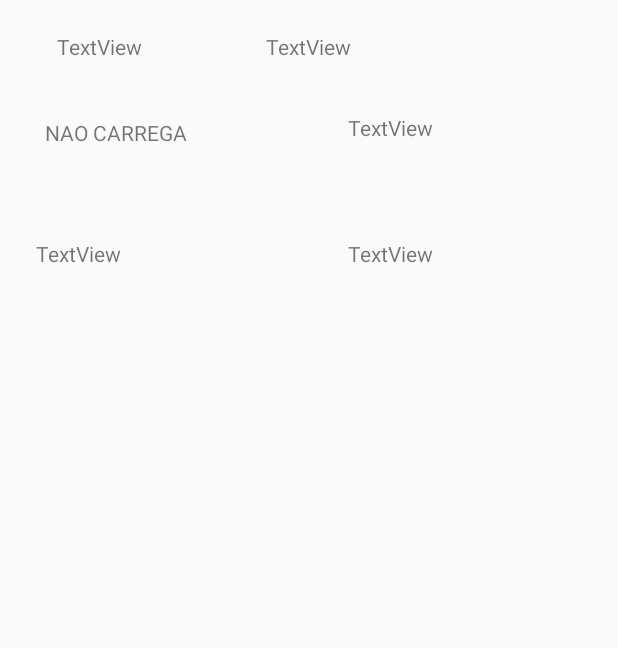
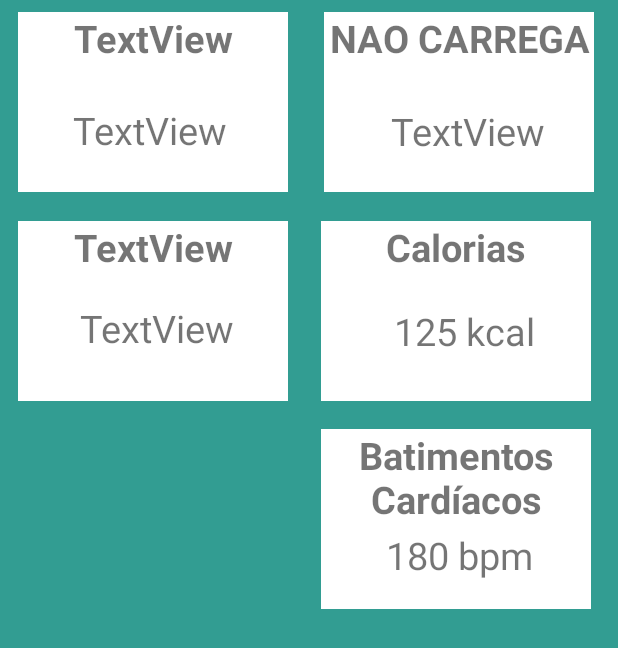
Before and after one commit to Badajaz/ActivityGO, an Android app: the layout fragment_run_estatistics.xml on its own in the app's theme, with its tools: preview values and no code run, on a phone screen of 412 x 824 dp. Shown: the top 648 px of the screen. Run offline under Robolectric (Android 15) with nearby library versions, the phone set to English and light mode, and no system bars.

Commit message:
Detalhes das Estatisticas - "Quadro" com os valores
Detalhes das Estatísticas quase completo - Falta fragmento com Google Maps

```diff
--- a/androidProjects - copia/app/src/main/res/layout/activity_login_screen.xml
+++ b/androidProjects - copia/app/src/main/res/layout/activity_login_screen.xml
@@ -5,8 +5,7 @@
     android:layout_width="match_parent"
     android:layout_height="match_parent"
     tools:context=".LoginScreen"
-    android:background="#329d92
-">
+    android:background="#329d92">
 
     <EditText
         android:id="@+id/usernameText"
--- a/androidProjects - copia/app/src/main/res/layout/fragment_run_estatistics.xml
+++ b/androidProjects - copia/app/src/main/res/layout/fragment_run_estatistics.xml
@@ -3,66 +3,164 @@
     xmlns:tools="http://schemas.android.com/tools"
     android:layout_width="match_parent"
     android:layout_height="match_parent"
-    tools:context=".RunEstatisticsFragment">
+    tools:context=".RunEstatisticsFragment"
+    android:background="#329d92">
 
     <!-- TODO: Update blank fragment layout -->
 
     <TextView
         android:id="@+id/duracaoEst"
-        android:layout_width="wrap_content"
-        android:layout_height="wrap_content"
+        android:layout_width="180dp"
+        android:layout_height="120dp"
         android:layout_alignTop="@+id/duracaoValue"
         android:layout_alignParentStart="true"
-        android:layout_marginStart="30dp"
-        android:layout_marginTop="3dp"
-        android:text="NAO CARREGA" />
+        android:layout_marginStart="216dp"
+        android:layout_marginTop="-62dp"
+        android:background="#ffffff"
+        android:fontFamily="sans-serif"
+        android:gravity="top"
+        android:text="NAO CARREGA"
+        android:textAlignment="center"
+        android:textSize="25sp"
+        android:textStyle="bold"
+        android:typeface="sans" />
 
     <TextView
         android:id="@+id/dataLabel"
-        android:layout_width="wrap_content"
-        android:layout_height="wrap_content"
+        android:layout_width="180dp"
+        android:layout_height="120dp"
         android:layout_alignParentStart="true"
         android:layout_alignParentTop="true"
-        android:layout_marginStart="38dp"
-        android:layout_marginTop="21dp"
+        android:layout_marginStart="12dp"
+        android:layout_marginTop="8dp"
         android:layout_weight="1"
-        android:text="TextView" />
+        android:background="#ffffff"
+        android:fontFamily="sans-serif"
+        android:text="TextView"
+        android:textStyle="bold"
+        android:textAlignment="center"
+        android:textSize="25sp"
+        android:typeface="sans" />
+
+    <TextView
+        android:id="@+id/dataValue"
+        android:layout_width="148dp"
+        android:layout_height="35dp"
+        android:layout_alignBottom="@+id/dataLabel"
+        android:layout_marginStart="26dp"
+        android:layout_marginBottom="23dp"
+        android:background="#ffffff"
+        android:fontFamily="sans-serif"
+        android:text="TextView"
+        android:textAlignment="center"
+        android:textSize="25sp"
+        android:typeface="sans" />
 
     <TextView
         android:id="@+id/duracaoValue"
-        android:layout_width="wrap_content"
+        android:layout_width="128dp"
         android:layout_height="wrap_content"
         android:layout_alignParentTop="true"
         android:layout_alignParentEnd="true"
-        android:layout_marginTop="75dp"
-        android:layout_marginEnd="123dp"
-        android:text="TextView" />
+        android:layout_marginTop="70dp"
+        android:layout_marginEnd="36dp"
+        android:background="#ffffff"
+        android:fontFamily="sans-serif"
+        android:gravity="center"
+        android:text="TextView"
+        android:textAlignment="center"
+        android:textSize="25sp"
+        android:typeface="sans" />
 
-    <TextView
-        android:id="@+id/dataValue"
-        android:layout_width="wrap_content"
-        android:layout_height="wrap_content"
-        android:layout_alignBottom="@+id/dataLabel"
-        android:layout_centerHorizontal="true"
-        android:layout_marginBottom="0dp"
-        android:text="TextView" />
 
     <TextView
         android:id="@+id/distanciaLabel"
-        android:layout_width="80dp"
-        android:layout_height="wrap_content"
+        android:layout_width="180dp"
+        android:layout_height="120dp"
         android:layout_alignEnd="@+id/dataLabel"
         android:layout_alignParentTop="true"
-        android:layout_marginTop="159dp"
-        android:layout_marginEnd="-9dp"
-        android:text="TextView" />
+        android:layout_marginStart="12dp"
+        android:layout_marginTop="147dp"
+        android:layout_marginEnd="0dp"
+        android:background="#ffffff"
+        android:text="TextView"
+        android:textAlignment="center"
+        android:textSize="25sp"
+        android:textStyle="bold"
+        android:typeface="sans" />
 
     <TextView
         android:id="@+id/distanciaValue"
-        android:layout_width="wrap_content"
-        android:layout_height="wrap_content"
+        android:layout_width="148dp"
+        android:layout_height="35dp"
         android:layout_alignTop="@+id/distanciaLabel"
         android:layout_alignEnd="@+id/duracaoValue"
-        android:text="TextView" />
+        android:layout_marginTop="54dp"
+        android:layout_marginEnd="197dp"
+        android:background="#ffffff"
+        android:text="TextView"
+        android:textAlignment="center"
+        android:textSize="25sp"
+        android:typeface="sans" />
+
+    <TextView
+        android:id="@+id/caloriasLabel"
+        android:layout_width="180dp"
+        android:layout_height="120dp"
+        android:layout_alignEnd="@+id/duracaoEst"
+        android:layout_alignParentTop="true"
+        android:layout_marginStart="120dp"
+        android:layout_marginTop="147dp"
+        android:layout_marginEnd="2dp"
+        android:background="#ffffff"
+        android:text="Calorias"
+        android:textAlignment="center"
+        android:textSize="25sp"
+        android:textStyle="bold"
+        android:typeface="sans" />
+
+    <TextView
+        android:id="@+id/caloriasValue"
+        android:layout_width="148dp"
+        android:layout_height="35dp"
+        android:layout_alignTop="@+id/distanciaLabel"
+        android:layout_alignEnd="@+id/duracaoValue"
+        android:layout_marginTop="56dp"
+        android:layout_marginEnd="-7dp"
+        android:background="#ffffff"
+        android:text="125 kcal"
+        android:textAlignment="center"
+        android:textSize="25sp"
+        android:typeface="sans" />
+
+    <TextView
+        android:id="@+id/batimentosCardiacosLabel"
+        android:layout_width="180dp"
+        android:layout_height="120dp"
+        android:layout_alignEnd="@+id/duracaoEst"
+        android:layout_alignParentTop="true"
+        android:layout_marginStart="120dp"
+        android:layout_marginTop="286dp"
+        android:layout_marginEnd="2dp"
+        android:background="#ffffff"
+        android:text="Batimentos Cardíacos"
+        android:textAlignment="center"
+        android:textSize="25sp"
+        android:textStyle="bold"
+        android:typeface="sans" />
+
+    <TextView
+        android:id="@+id/batimentosCardiacosValue"
+        android:layout_width="148dp"
+        android:layout_height="35dp"
+        android:layout_alignTop="@+id/distanciaLabel"
+        android:layout_alignEnd="@+id/duracaoValue"
+        android:layout_marginTop="205dp"
+        android:layout_marginEnd="-4dp"
+        android:background="#ffffff"
+        android:text="180 bpm"
+        android:textAlignment="center"
+        android:textSize="25sp"
+        android:typeface="sans" />
 
 </RelativeLayout>
```
